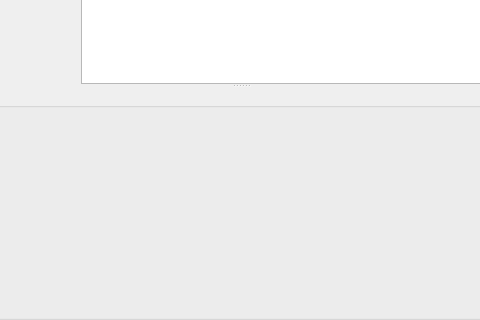
First picture: the form in xmemorymapwidget.ui, repository horsicq/XMemoryMapWidget, before the edit; both pictures show x 245 to 725 and y 393 to 713 of the 971 by 713 pixel window.
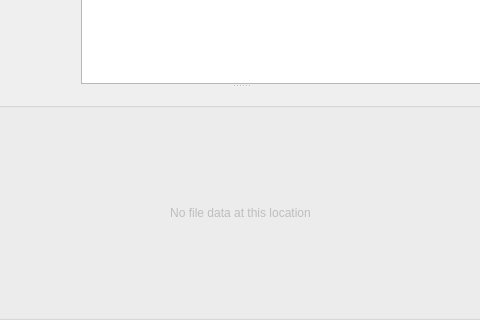
Second picture: the form after the edit. The open tabs and pages were chosen to show the change. Custom widgets are drawn as their Qt base class.

Commit message: fix: improve memory map selection and offset handling

Diff of the .ui file:
```diff
--- a/xmemorymapwidget.ui
+++ b/xmemorymapwidget.ui
@@ -436,7 +436,23 @@
            </item>
           </layout>
          </widget>
-         <widget class="QWidget" name="pageInvalid"/>
+         <widget class="QWidget" name="pageInvalid">
+          <layout class="QVBoxLayout" name="verticalLayout_6">
+           <item>
+            <widget class="QLabel" name="labelInvalidLocation">
+             <property name="enabled">
+              <bool>false</bool>
+             </property>
+             <property name="text">
+              <string>No file data at this location</string>
+             </property>
+             <property name="alignment">
+              <set>Qt::AlignCenter</set>
+             </property>
+            </widget>
+           </item>
+          </layout>
+         </widget>
         </widget>
        </item>
       </layout>
```
The commit also changes 2 other files.
